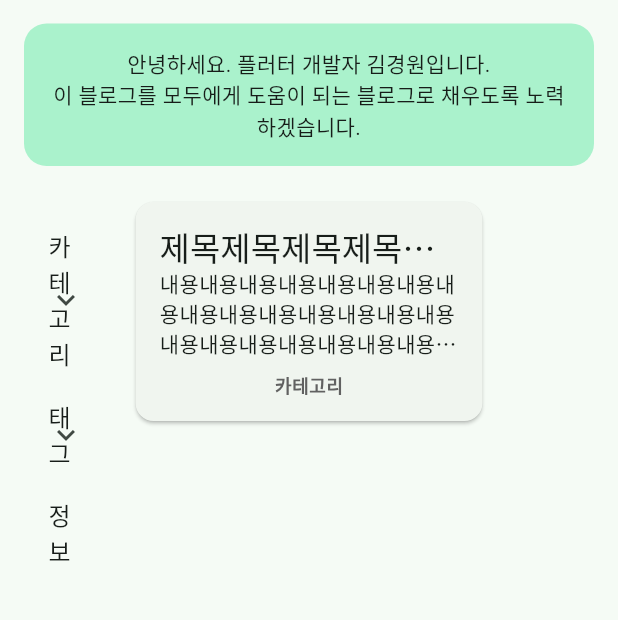
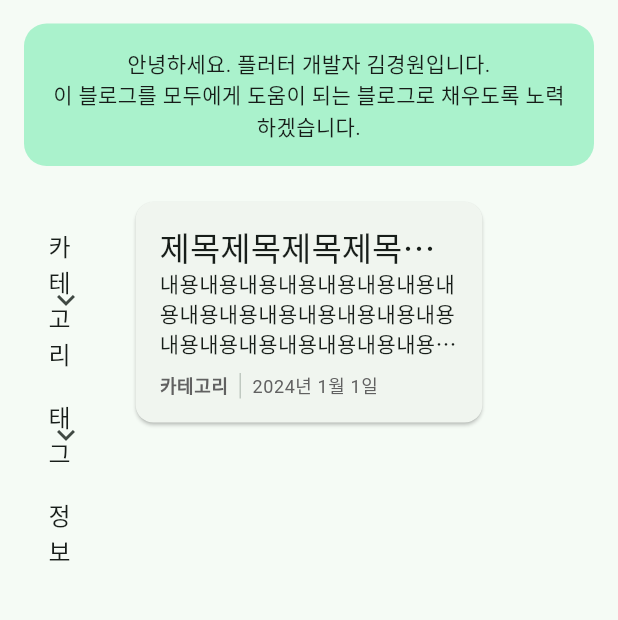
Before and after one commit to KimKyungWon0519/KimKyungWon0519.github.io, a Flutter app: the DesktopView screen opened directly, on a phone screen of 412 x 824 dp, the part 101-721 px from its top. Run offline on Flutter 3.47's test engine with Material 3 defaults, Android fonts, the phone set to English and light mode, and no system bars; our stand-ins replace responsive_builder; Roboto replaces fonts that are missing (GmarketSans).

Commit message:
FEAT: Create Preview upload date

```diff
--- a/lib/src/feature/presentation/home_page/local_widgets/desktop/preview.dart
+++ b/lib/src/feature/presentation/home_page/local_widgets/desktop/preview.dart
@@ -14,7 +14,15 @@ class Preview extends StatelessWidget {
             _Title(),
             _Content(),
             SizedBox(height: 10),
-            _Category(),
+            IntrinsicHeight(
+              child: Row(
+                children: [
+                  _Category(),
+                  VerticalDivider(),
+                  _UploadDate(),
+                ],
+              ),
+            ),
           ],
         ),
       ),
@@ -56,7 +64,6 @@ class _Category extends StatelessWidget {
   Widget build(BuildContext context) {
     return Text(
       '카테고리',
-      maxLines: 3,
       style: Theme.of(context).textTheme.bodySmall?.copyWith(
             color: Colors.grey[700],
             fontWeight: FontWeight.bold,
@@ -64,3 +71,17 @@ class _Category extends StatelessWidget {
     );
   }
 }
+
+class _UploadDate extends StatelessWidget {
+  const _UploadDate({super.key});
+
+  @override
+  Widget build(BuildContext context) {
+    return Text(
+      '2024년 1월 1일',
+      style: Theme.of(context).textTheme.bodySmall?.copyWith(
+            color: Colors.grey[700],
+          ),
+    );
+  }
+}
```
